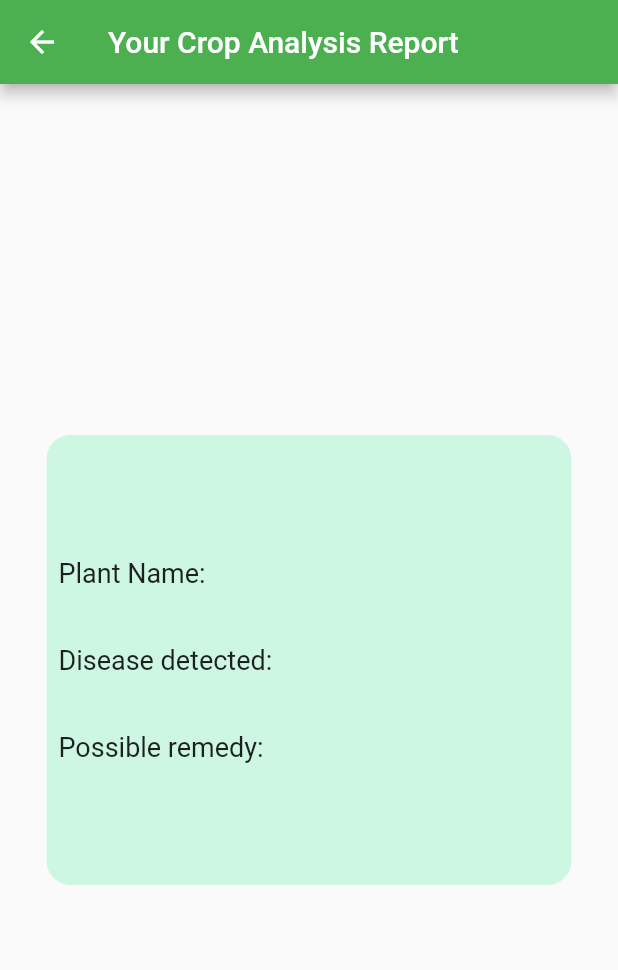
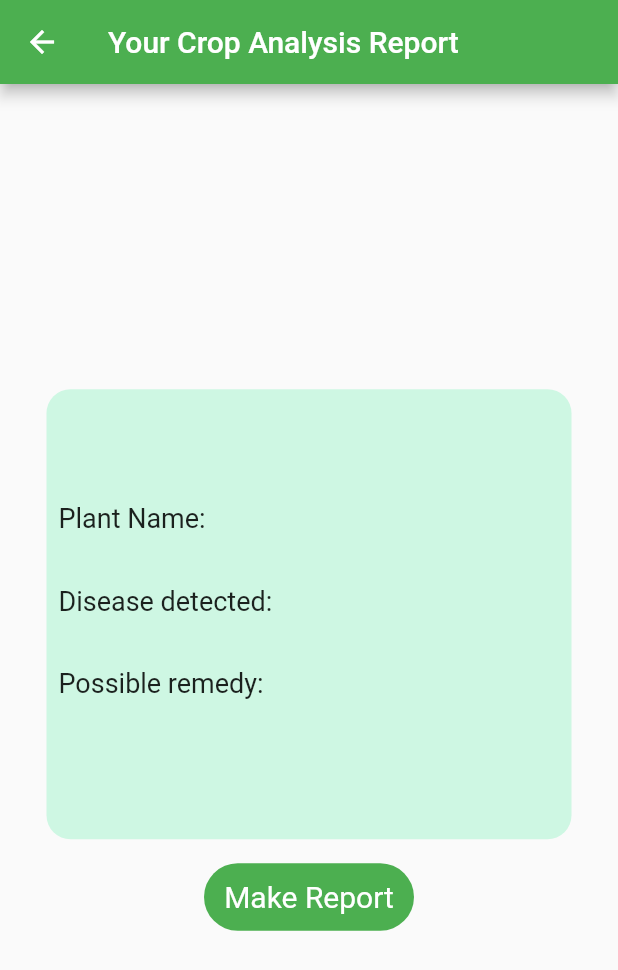
Before and after one commit to AJAYK-01/SUSya, a Flutter app: the ResultPage screen opened directly with empty values, on a phone screen of 412 x 824 dp. Shown: the top 970 px of the screen. Run offline on Flutter 3.47's test engine with Material 2 defaults, Android fonts, the phone set to English and light mode, and no system bars; our stand-ins replace camera, dio, firebase_auth, firebase_core, get, google_sign_in and 3 more; accounts and stored records are empty.

Commit message:
pdf report generator added

```diff
--- a/lib/pages/image_preview.dart
+++ b/lib/pages/image_preview.dart
@@ -50,8 +50,7 @@ class _ImagePreviewState extends State<ImagePreview> {
                     var result = await sendToPredictor(widget.imagePath);
                     final String plant = result['plant'];
                     final String disease = result['disease'];
-                    final String remedy = "RemedyValue";
-                    // final String remedy = result['remedy'];
+                    final String remedy = result['remedy'];
                     print(result);
                     setState(() {
                       isLoading = false;
--- a/lib/pages/result_page.dart
+++ b/lib/pages/result_page.dart
@@ -1,6 +1,9 @@
 import 'package:flutter/material.dart';
+import 'package:get/get.dart';
+import 'package:susya/pdf/pdf_gen.dart';
+import 'package:susya/widgets/login_button.dart';
 
-class ResultPage extends StatelessWidget {
+class ResultPage extends StatefulWidget {
   final String disease, plant, remedy;
 
   const ResultPage(
@@ -11,13 +14,25 @@ class ResultPage extends StatelessWidget {
       : super(key: key);
 
   @override
+  _ResultPageState createState() => _ResultPageState();
+}
+
+class _ResultPageState extends State<ResultPage> {
+  var isLoading = false;
+  @override
   Widget build(BuildContext context) {
     return Scaffold(
       appBar: AppBar(
           title: Text("Your Crop Analysis Report"),
           backgroundColor: Colors.green),
       body: Center(
-          child: Container(
+        child: Column(
+          mainAxisAlignment: MainAxisAlignment.center,
+          children: [
+            Spacer(
+              flex: 1,
+            ),
+            Container(
               height: 300,
               width: 350,
               padding: const EdgeInsets.all(8),
@@ -30,20 +45,70 @@ class ResultPage extends StatelessWidget {
                   Spacer(
                     flex: 2,
                   ),
-                  Text("Plant Name: " + plant, style: TextStyle(fontSize: 18)),
+                  Text("Plant Name: " + widget.plant,
+                      style: TextStyle(fontSize: 18)),
                   Spacer(
                     flex: 1,
                   ),
-                  Text("Disease detected: " + disease,
-                      style: TextStyle(fontSize: 18)),
+                  widget.disease == "healthy"
+                      ? Text("Your Plant is Healthy!!",
+                          style: TextStyle(fontSize: 18))
+                      : Text("Disease detected: " + widget.disease,
+                          style: TextStyle(fontSize: 18)),
                   Spacer(flex: 1),
-                  Text("Possible remedy: " + remedy,
-                      style: TextStyle(fontSize: 18)),
+                  widget.disease == "healthy"
+                      ? Container()
+                      : Text("Possible remedy: ",
+                          style: TextStyle(fontSize: 18)),
+                  SizedBox(height: 2),
+                  widget.disease == "healthy"
+                      ? Container()
+                      : Text(widget.remedy,
+                          style: TextStyle(
+                              fontSize: 14, fontStyle: FontStyle.italic)),
                   Spacer(
                     flex: 2,
                   ),
                 ],
-              ))),
+              ),
+            ),
+            SizedBox(
+              height: 16,
+            ),
+            LoginButton(
+                title: "Make Report",
+                onTap: () async {
+                  setState(() {
+                    isLoading = true;
+                  });
+                  bool result = await makeReport(
+                    plant: widget.plant,
+                    disease: widget.disease,
+                    remedy: widget.remedy,
+                  );
+                  setState(() {
+                    isLoading = false;
+                  });
+                  print(result);
+
+                  if (result) {
+                    Get.snackbar(
+                      "Success!",
+                      "The Crop Analysis Report has been generated and saved to Downloads folder",
+                      backgroundColor: Colors.white,
+                      duration: Duration(seconds: 8),
+                    );
+                  }
+                }),
+            isLoading
+                ? Expanded(
+                    flex: 1, child: Center(child: CircularProgressIndicator()))
+                : Spacer(
+                    flex: 1,
+                  )
+          ],
+        ),
+      ),
     );
   }
 }
--- a/lib/pages/user_page.dart
+++ b/lib/pages/user_page.dart
@@ -1,6 +1,7 @@
 import 'package:firebase_auth/firebase_auth.dart';
 import 'package:flutter/material.dart';
 import 'package:get/get.dart';
+
 import 'package:susya/authentication/auth_class.dart';
 import 'package:susya/camera/camera_page.dart';
 import 'package:susya/widgets/login_button.dart';
--- a/lib/widgets/login_button.dart
+++ b/lib/widgets/login_button.dart
@@ -1,6 +1,4 @@
 import 'package:flutter/material.dart';
-import 'package:get/get.dart';
-import 'package:susya/camera/camera_page.dart';
 
 class LoginButton extends StatelessWidget {
   final String title;
@@ -17,10 +15,10 @@ class LoginButton extends StatelessWidget {
       onTap: onTap,
       child: Container(
         height: 45,
-        width: 120,
+        width: 140,
         child: Center(
             child: Text(title,
-                style: TextStyle(fontSize: 22, color: Colors.white))),
+                style: TextStyle(fontSize: 20, color: Colors.white))),
         decoration: BoxDecoration(
             color: Colors.green, borderRadius: BorderRadius.circular(26)),
       ),
--- a/pubspec.yaml
+++ b/pubspec.yaml
@@ -19,6 +19,9 @@ dependencies:
   google_sign_in: ^5.0.4
   image_picker: ^0.7.5+3
   path_provider: ^2.0.2
+  pdf: ^3.3.0
+  permission_handler: ^8.0.0+2
+  provider: ^5.0.0
 
 dev_dependencies:
   flutter_test:
```
Also changed, not shown: lib/authentication/auth_class.dart (+10 -0 lines), lib/pdf/pdf_gen.dart (added, +112 -0 lines), pubspec.lock, 1 other file.
